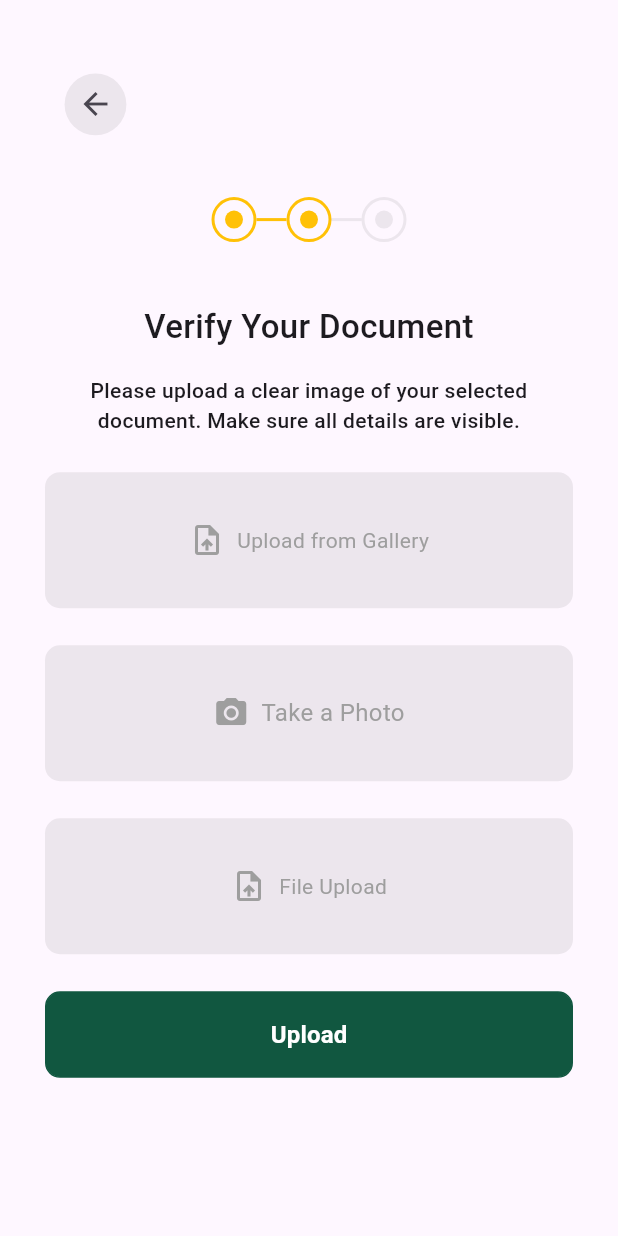
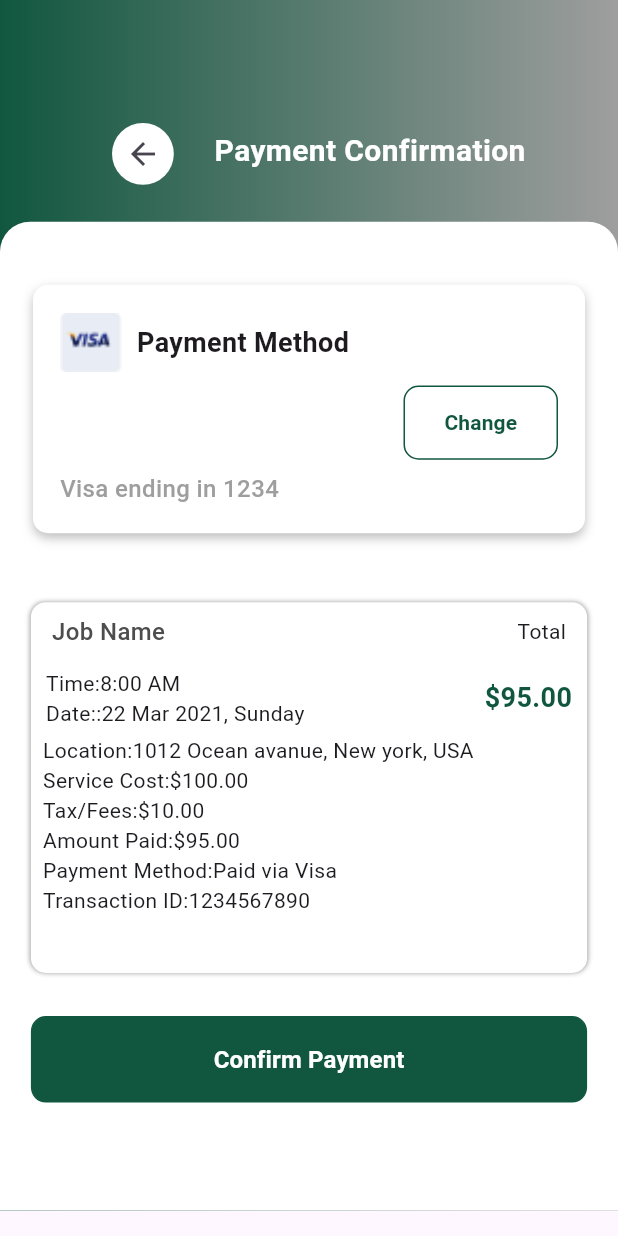
Before and after one commit to allaharakha786/Multi-vender, a Flutter app: the screen it shows after launch, on a phone screen of 412 x 824 dp. Run offline on Flutter 3.47's test engine with Material 3 defaults, Android fonts, the phone set to English and light mode, and no system bars; our stand-ins replace country_picker, flutter_screenutil, flutter_svg, get, image_picker; project files that could hold a hidden picture were left out.

Commit message:
confirmation screen done

```diff
--- a/lib/main.dart
+++ b/lib/main.dart
@@ -11,6 +11,7 @@ import 'view/screens/authentication/signIn/welcomeback_signin.dart';
 import 'view/screens/authentication/signup_screen.dart';
 import 'view/screens/authentication/signIn/veri_code_screen.dart';
 
+import 'view/screens/payment_confirmation_screens/payment_confirmation_screen.dart';
 import 'view/screens/payment_confirmation_screens/payment_successful_screen.dart';
 import 'view/screens/payment_confirmation_screens/transaction_history.dart';
 import 'view/screens/proof_identity_document/preview_screen.dart';
@@ -41,7 +42,7 @@ class MyApp extends StatelessWidget {
       child: GetMaterialApp(
       debugShowCheckedModeBanner: false,
 
-        home:  UploadDocumentScreen()
+        home:  PaymentConfirmationScreen()
       ),
     );
   }
--- /dev/null
+++ b/lib/view/screens/payment_confirmation_screens/payment_confirmation_screen.dart
@@ -0,0 +1,165 @@
+import 'package:flutter/material.dart';
+import 'package:flutter_screenutil/flutter_screenutil.dart';
+import 'package:get/get_connect/http/src/utils/utils.dart';
+import 'package:multi_vender/controllers/utils/app_colors.dart';
+import 'package:multi_vender/view/widgets/arrow_back_button.dart';
+import 'package:multi_vender/view/widgets/customField.dart';
+
+import '../../widgets/custom_button.dart';
+import '../../widgets/job_name_widget.dart';
+class PaymentConfirmationScreen extends StatelessWidget {
+  const PaymentConfirmationScreen({super.key});
+
+  @override
+  Widget build(BuildContext context) {
+    Size mediaQuerySize = MediaQuery.of(context).size;
+    return Scaffold(
+      body: SafeArea(
+        child: SingleChildScrollView(
+          child: Stack(
+
+            children:[
+               Container(
+              decoration: BoxDecoration(
+               gradient: LinearGradient(colors: [
+                AppColors.buttonColor,
+                Colors.grey
+                // Colors.white.withOpacity(0.95)
+               ])
+              ),
+              child: Column(
+                children: [
+                  SizedBox(height: mediaQuerySize.height*0.04.h,),
+                  Row(
+                    mainAxisAlignment: MainAxisAlignment.center,
+                    children: [
+
+                       ArrowBackButton(color: Colors.white,),
+                      //  SizedBox(width: mediaQuerySize.width*0.05.w,),
+                       Padding(
+                         padding: const EdgeInsets.only(top: 46,left: 25),
+                         child: Text('Payment Confirmation',style: TextStyle(color: Colors.white,fontWeight: FontWeight.bold,fontSize: 20),),
+                       ),
+
+
+                    ],
+                  ),
+                  SizedBox(height: mediaQuerySize.height*0.03.h,),
+                   Container(
+                     height:mediaQuerySize.height*0.8.h,
+                     width: mediaQuerySize.width*1.w,
+                     decoration: BoxDecoration(
+                      borderRadius: BorderRadius.only(topLeft: Radius.circular(20),topRight: Radius.circular(20)),
+                      color: Colors.white),
+                     child: SingleChildScrollView(
+                       child: Column(
+                       children: [
+
+                                  SizedBox(height: mediaQuerySize.height*0.04.h,),
+                                  // CustomField(color: Colors.grey,),
+                                 SingleChildScrollView(
+  child: Padding(
+    padding: const EdgeInsets.symmetric(vertical: 5,horizontal: 18),
+    child: Container(
+      margin: EdgeInsets.all(4),
+      padding: const EdgeInsets.all(18),
+      decoration: BoxDecoration(
+        color: Colors.white,
+        borderRadius: BorderRadius.circular(10),
+        boxShadow: [
+          BoxShadow(
+            color: Colors.black26,
+            blurRadius: 5,
+            spreadRadius: 0,
+            offset: Offset(0, 3),
+          ),
+        ],
+      ),
+      child: Column(
+        crossAxisAlignment: CrossAxisAlignment.start,
+        children: [
+          Row(
+            crossAxisAlignment: CrossAxisAlignment.center,
+            children: [
+              Image.asset(
+                'assets/images/vise.png',
+                width: mediaQuerySize.width * 0.1, // Responsive size
+                height: mediaQuerySize.height * 0.05,
+                fit: BoxFit.contain,
+              ),
+              SizedBox(width: 10),
+              Expanded(
+                child: Text(
+                  'Payment Method',
+                  style: TextStyle(fontSize: 18, fontWeight: FontWeight.bold),
+                ),
+              ),
+            ],
+          ),
+          SizedBox(height: 8), // Spacing
+          Align(
+            alignment: Alignment.centerRight,
+            child: Container(
+              width: mediaQuerySize.width * 0.25,
+              height: mediaQuerySize.height * 0.06,
+              decoration: BoxDecoration(
+                borderRadius: BorderRadius.circular(10),
+                border: Border.all(color: Color(0xff115740)),
+              ),
+              child: Center(
+                child: TextButton(
+                  onPressed: () {},
+                  child: Text(
+                    'Change',
+                    style: TextStyle(
+                      color: Color(0xff115740),
+                      fontSize: 14,
+                      fontWeight: FontWeight.bold,
+                    ),
+                  ),
+                ),
+              ),
+            ),
+          ),
+          SizedBox(height: 8), // Spacing
+          Text(
+            'Visa ending in 1234',
+            style: TextStyle(
+              color: Colors.grey,
+              fontSize: 16,
+              fontWeight: FontWeight.w500,
+            ),
+          ),
+        ],
+      ),
+    ),
+  ),
+),
+
+
+
+                                         SizedBox(height: mediaQuerySize.height*0.04.h,),
+                                         JobNameWidget(),
+                                          SizedBox(
+                  height: mediaQuerySize.height * 0.03.h,
+
+
+                ),
+                CustomButton(name: 'Confirm Payment')
+
+                                                            ]
+                                          ),
+                     ),
+                   ),
+
+
+                ],
+              ),
+            ),
+          ]
+          ),
+        )
+        ),
+    );
+  }
+}
--- a/lib/view/screens/splash/role_screen.dart
+++ b/lib/view/screens/splash/role_screen.dart
@@ -63,12 +63,14 @@ Color(0xff115740),        Colors.white,
                    SizedBox(height: 60,),
 
                     CustomUserWidget(
+                    secText: 'You can post a job',
+                    text: 'Poster', img: 'assets/images/postr_image.png'),
+                   SizedBox(height: 20,),
+                    CustomUserWidget(
                     secText: 'You can apply on to the job',
-                    text: 'Doer', img: 'assets/images/doer_image.png'),
-                    SizedBox(height: 20,),
-                   CustomUserWidget(
-                    secText: 'You can post a job',
-                    text: 'poster', img: 'assets/images/poster_image.png'),
+                    text: 'Doer', img: 'assets/images/doerr_image.png'),
+
+
 
                   ],
                 ),
--- a/lib/view/widgets/custom_user_widget.dart
+++ b/lib/view/widgets/custom_user_widget.dart
@@ -13,13 +13,14 @@ class CustomUserWidget extends StatelessWidget {
                     height: mediaQuerySize.height*0.125,
                     width: mediaQuerySize.width*0.8,
                     decoration: BoxDecoration(
-                    color: Colors.grey.withOpacity(0.09),
+                      color: Colors.white,
+                    // color: Colors.grey.withOpacity(0.09),
                       borderRadius: BorderRadius.circular(15),
                       boxShadow: [
                         BoxShadow(
-                          color: Colors.white,
-                          blurRadius: 5,
-                          spreadRadius:1,
+                          color: Colors.grey,
+                          blurRadius: 3,
+                          spreadRadius:0,
                           offset: Offset(0, 3)
                         )
                       ]
@@ -47,6 +48,7 @@ class CustomUserWidget extends StatelessWidget {
                                   horizontal: 5
                                  ),
                                  child: Column(
+                                  crossAxisAlignment: CrossAxisAlignment.start,
                                   mainAxisAlignment: MainAxisAlignment.start,
                                   children: [
                                          Text(text,style: TextStyle(fontSize: 16,fontWeight: FontWeight.bold),),
```
Also changed, not shown: assets/images/doerr_image.png (added), assets/images/postr_image.png (added), assets/images/vise.png (added).
